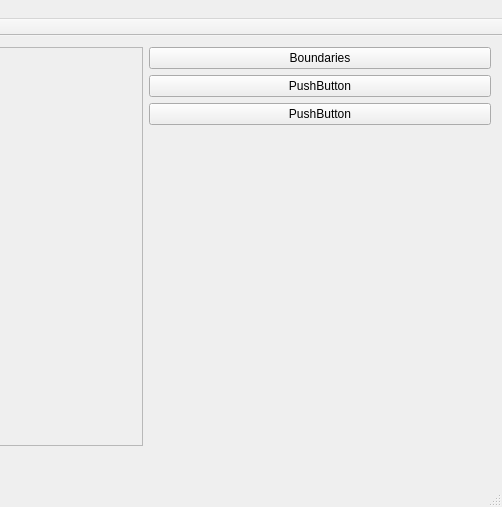
This is mainwindow.ui in nikkonrom/imager as Qt 5 draws it before an edit; both pictures show x 558 to 1060 and y 0 to 507 of the 1060 by 507 pixel window. The edited form follows.
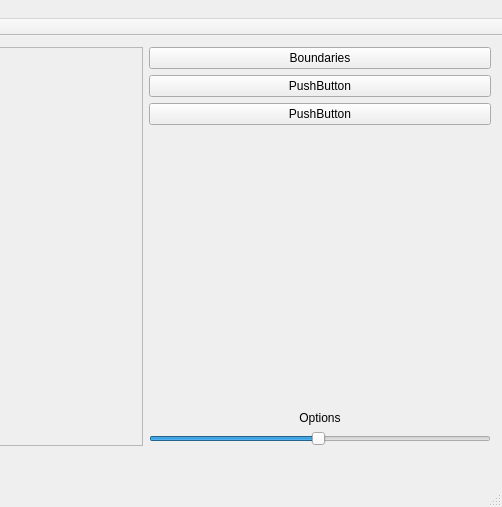
This is the edited form.

```diff
--- a/mainwindow.ui
+++ b/mainwindow.ui
@@ -20,7 +20,7 @@
    <string>MainWindow</string>
   </property>
   <widget class="QWidget" name="centralWidget">
-   <layout class="QVBoxLayout" name="verticalLayout_2">
+   <layout class="QVBoxLayout" name="verticalLayout_5">
     <item>
      <layout class="QHBoxLayout" name="horizontalLayout_2">
       <item>
@@ -68,10 +68,9 @@
        </widget>
       </item>
       <item>
+       <layout class="QVBoxLayout" name="verticalLayout_4">
+        <item>
        <layout class="QVBoxLayout" name="verticalLayout">
-        <property name="sizeConstraint">
-         <enum>QLayout::SetNoConstraint</enum>
-        </property>
         <item>
          <widget class="QPushButton" name="boudaries_button">
           <property name="text">
@@ -114,6 +113,8 @@
           </property>
          </widget>
         </item>
+         </layout>
+        </item>
         <item>
          <spacer name="verticalSpacer">
           <property name="orientation">
@@ -127,6 +128,42 @@
           </property>
          </spacer>
         </item>
+        <item>
+         <layout class="QVBoxLayout" name="verticalLayout_2">
+          <item>
+           <widget class="QLabel" name="label">
+            <property name="text">
+             <string>Options</string>
+            </property>
+            <property name="alignment">
+             <set>Qt::AlignCenter</set>
+            </property>
+           </widget>
+          </item>
+          <item>
+           <widget class="QSlider" name="horizontalSlider">
+            <property name="sizePolicy">
+             <sizepolicy hsizetype="Ignored" vsizetype="Fixed">
+              <horstretch>0</horstretch>
+              <verstretch>0</verstretch>
+             </sizepolicy>
+            </property>
+            <property name="minimum">
+             <number>1</number>
+            </property>
+            <property name="maximum">
+             <number>100</number>
+            </property>
+            <property name="value">
+             <number>50</number>
+            </property>
+            <property name="orientation">
+             <enum>Qt::Horizontal</enum>
+            </property>
+           </widget>
+          </item>
+         </layout>
+        </item>
        </layout>
       </item>
      </layout>
```
Left out of the diff: 2 changed lines with no effect on the pictures. Lines whose indentation alone changed are shown as unchanged.
